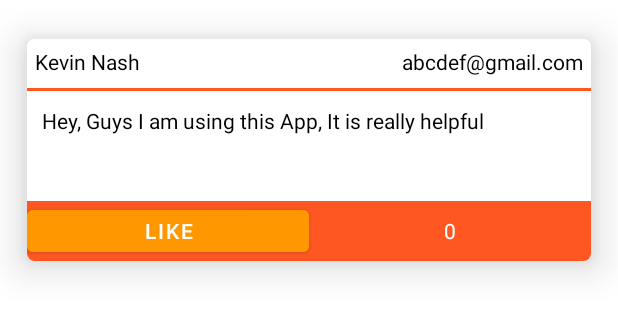
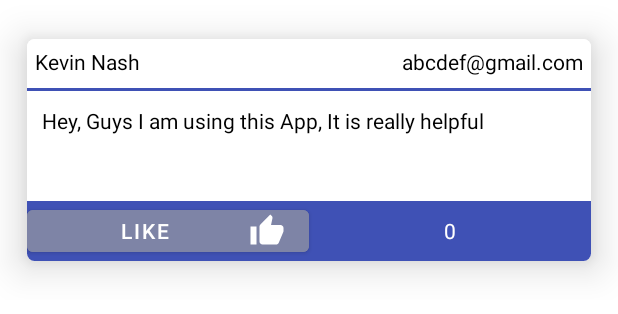
Before and after one commit to Amir-Raza-Teesside/ObesityDetectionUsingMachineLearning, an Android app: the layout single_row_share.xml on its own in the app's theme, with its tools: preview values and no code run, on a phone screen of 412 x 824 dp. Shown: the top 314 px of the screen. Run offline under Robolectric (Android 15) with nearby library versions, the phone set to English and light mode, and no system bars.

```diff
--- a/app/src/main/AndroidManifest.xml
+++ b/app/src/main/AndroidManifest.xml
@@ -12,6 +12,9 @@
         android:roundIcon="@mipmap/ic_launcher_round"
         android:supportsRtl="true"
         android:theme="@style/Theme.Obesity2">
+        <activity
+            android:name=".share_thought"
+            android:exported="true" />
         <activity
             android:name=".BMITracker"
             android:exported="true" />
--- /dev/null
+++ b/app/src/main/res/drawable/ic_baseline_thumb_up_24.xml
@@ -0,0 +1,5 @@
+<vector android:height="24dp" android:tint="#FFFFFF"
+    android:viewportHeight="24" android:viewportWidth="24"
+    android:width="24dp" xmlns:android="http://schemas.android.com/apk/res/android">
+    <path android:fillColor="@android:color/white" android:pathData="M1,21h4L5,9L1,9v12zM23,10c0,-1.1 -0.9,-2 -2,-2h-6.31l0.95,-4.57 0.03,-0.32c0,-0.41 -0.17,-0.79 -0.44,-1.06L14.17,1 7.59,7.59C7.22,7.95 7,8.45 7,9v10c0,1.1 0.9,2 2,2h9c0.83,0 1.54,-0.5 1.84,-1.22l3.02,-7.05c0.09,-0.23 0.14,-0.47 0.14,-0.73v-2z"/>
+</vector>
--- a/app/src/main/res/layout/single_row_share.xml
+++ b/app/src/main/res/layout/single_row_share.xml
@@ -26,7 +26,7 @@
                 android:layout_width="match_parent"
                 android:layout_height="40dp"
                 android:orientation="horizontal"
-                android:background="#FF5722"
+                android:background="#3F51B5"
                 android:weightSum="2"
                 app:layout_constraintBottom_toBottomOf="parent"
                 app:layout_constraintEnd_toEndOf="parent"
@@ -35,10 +35,11 @@
 
 
                 <Button
-                    android:id="@+id/button5"
+                    android:id="@+id/counter"
                     android:layout_width="0dp"
-                    android:backgroundTint="#FF9800"
+                    android:backgroundTint="#7E84A6"
 
+                    android:drawableEnd="@drawable/ic_baseline_thumb_up_24"
                     android:layout_height="wrap_content"
                     android:layout_weight="1"
                     android:text="Like" />
@@ -66,7 +67,7 @@
                 app:layout_constraintTop_toBottomOf="@+id/linearLayout" />
 
             <TextView
-                android:id="@+id/textView4"
+                android:id="@+id/single_row_email"
                 android:layout_width="wrap_content"
                 android:layout_height="wrap_content"
                 android:layout_marginTop="5dp"
@@ -81,7 +82,7 @@
                 android:layout_width="match_parent"
                 android:layout_height="2dp"
                 android:layout_marginTop="8dp"
-                android:background="#FF5722"
+                android:background="#3F51B5"
                 android:orientation="vertical"
                 app:layout_constraintEnd_toEndOf="parent"
                 app:layout_constraintHorizontal_bias="0.0"
--- a/app/src/main/res/values/colors.xml
+++ b/app/src/main/res/values/colors.xml
@@ -1,8 +1,8 @@
 <?xml version="1.0" encoding="utf-8"?>
 <resources>
-    <color name="purple_200">#FFBB86FC</color>
+    <color name="purple_200">#3F51B5</color>
     <color name="purple_500">#FF6200EE</color>
-    <color name="purple_700">#FF3700B3</color>
+    <color name="purple_700">#3F51B5</color>
     <color name="teal_200">#FF03DAC5</color>
     <color name="teal_700">#FF018786</color>
     <color name="black">#FF000000</color>
--- a/app/src/main/res/values/themes.xml
+++ b/app/src/main/res/values/themes.xml
@@ -10,7 +10,7 @@
         <item name="colorSecondaryVariant">@color/teal_700</item>
         <item name="colorOnSecondary">@color/black</item>
         <!-- Status bar color. -->
-        <item name="android:statusBarColor" tools:targetApi="l">?attr/colorPrimaryVariant</item>
+        <item name="android:statusBarColor" tools:targetApi="l">#3F51B5</item>
 
         <!-- Customize your theme here. -->
     </style>
```
Also changed, not shown: app/src/main/java/uk/ac/tees/aad/obesity2/Adapter/twiterAdapter.java (added, +118 -0 lines), app/src/main/java/uk/ac/tees/aad/obesity2/Model/TweetModel.java (+4 -4 lines), app/src/main/java/uk/ac/tees/aad/obesity2/mainact.java (+41 -2 lines), app/src/main/java/uk/ac/tees/aad/obesity2/share_thought.java (added, +67 -0 lines), app/src/main/res/layout/activity_mainact.xml (+15 -1 lines), app/src/main/res/layout/activity_share_thought.xml (added, +42 -0 lines), app/src/main/res/menu/bottommenu.xml (added, +17 -0 lines).
